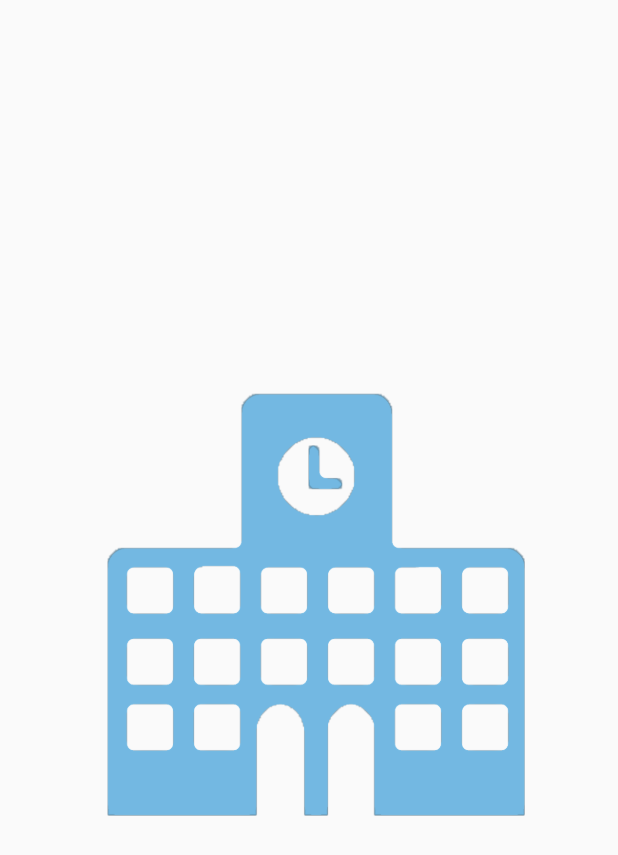
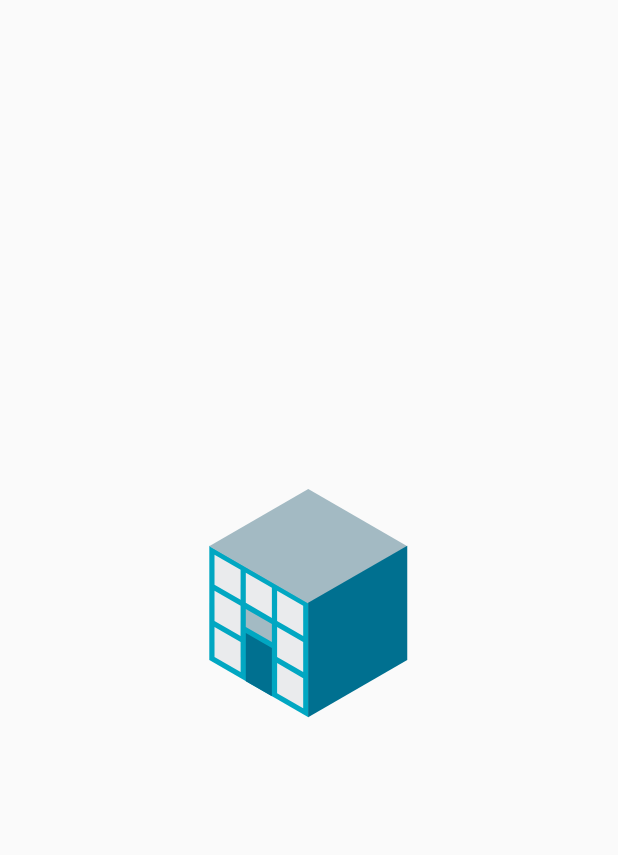
Before and after one commit to jesusroyal/Orario-Flutter-edition, a Flutter app: the SplashPage screen opened directly, on a phone screen of 412 x 824 dp. Shown: the top 855 px of the screen. Run offline on Flutter 3.47's test engine with Material 2 defaults, Android fonts, the phone set to English and light mode, and no system bars; our stand-ins replace bloc, equatable, flutter_bloc, flutter_svg; statements that could not run were skipped.

Commit message:
Added new svg logo

```diff
--- a/lib/presentation/splash_page.dart
+++ b/lib/presentation/splash_page.dart
@@ -1,11 +1,12 @@
 import 'package:flutter/material.dart';
+import 'package:flutter_svg/flutter_svg.dart';
 
 class SplashPage extends StatelessWidget {
   @override
   Widget build(BuildContext context) {
     return Scaffold(
       body: Center(
-        child: Image(image: AssetImage('assets/logo.png')),
+        child: SvgPicture.asset('assets/logo.svg'),
       ),
     );
   }
--- a/pubspec.yaml
+++ b/pubspec.yaml
@@ -36,6 +36,7 @@ dependencies:
   flutter_swiper : ^1.1.6
   flutter_bloc: ^6.1.1
   equatable: ^1.2.5
+  flutter_svg: ^0.18.0
 
 flutter_icons:
   android: "launcher_icon"
@@ -59,7 +60,7 @@ flutter:
 
 
   assets:
-    - assets/logo.png
+    - assets/logo.svg
 #     - assets/icons/
 
   # An image asset can refer to one or more resolution-specific "variants", see
```
Also changed, not shown: assets/logo.svg (added), assets/logo_old.png (renamed from assets/logo.png), pubspec.lock.
